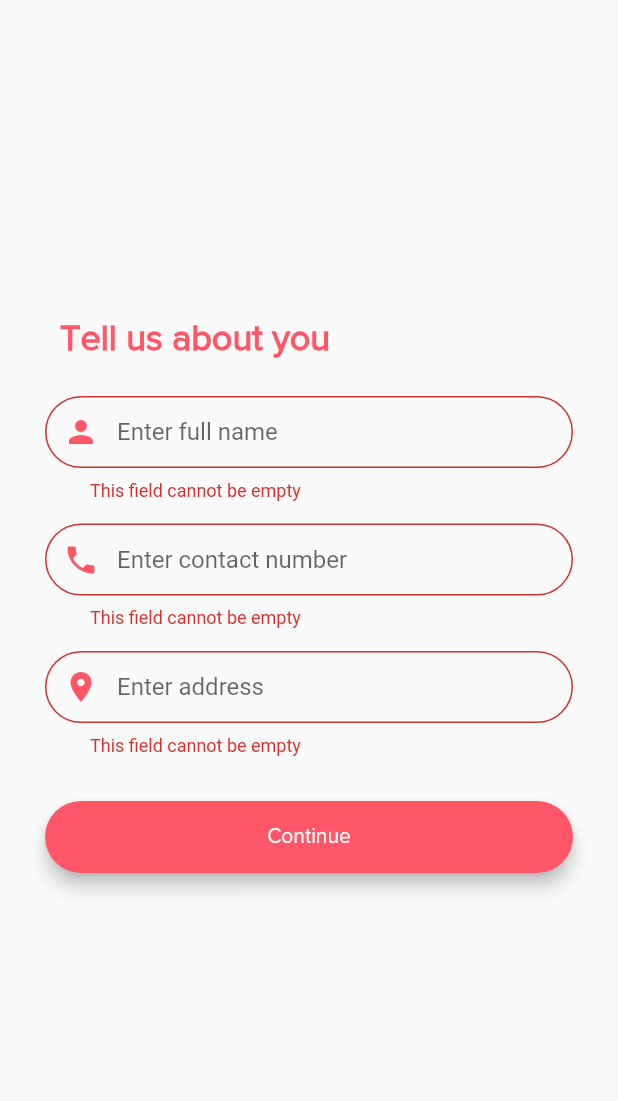
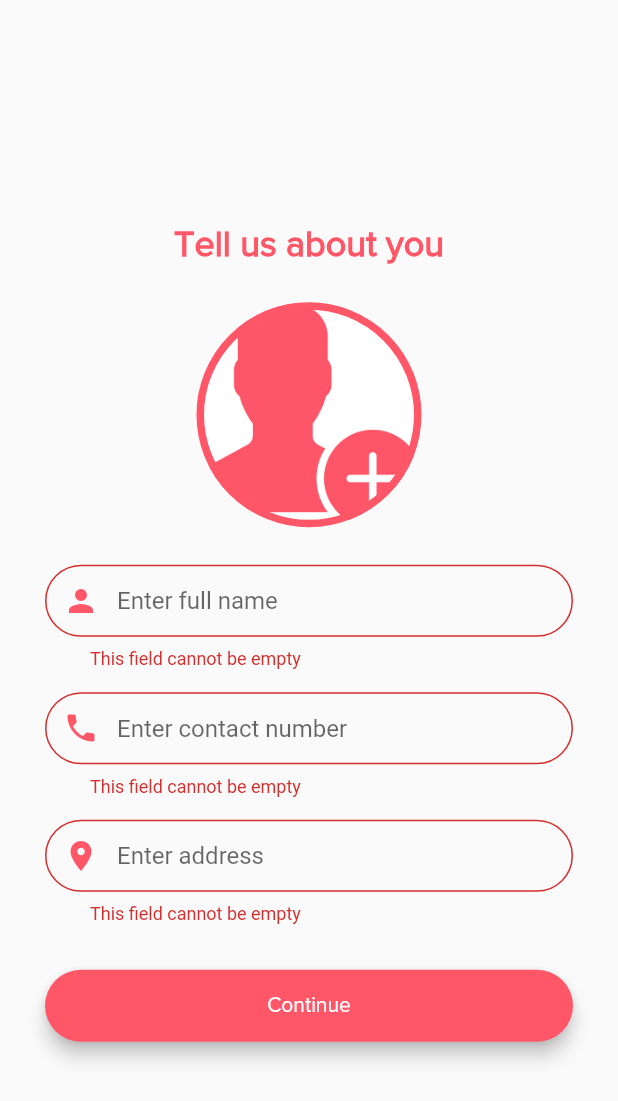
Before and after one commit to harshh3010/ShutterHouse, a Flutter app: the DetailsScreen screen opened by its route, after a tap on "Continue", on a phone screen of 412 x 824 dp. Shown: the top 1101 px of the screen. Run offline on Flutter 3.47's test engine with Material 2 defaults, Android fonts, the phone set to English and light mode, and no system bars; our stand-ins replace cloud_firestore, firebase_auth, firebase_storage, flutter_custom_clippers, geolocator, image_picker and 2 more; accounts and stored records are empty.

```diff
--- a/lib/model/user.dart
+++ b/lib/model/user.dart
@@ -9,14 +9,15 @@ class User{
   double longitude;
   String email;
 
-  User({
-    this.name,
-    this.address,
-    this.latitude,
-    this.longitude,
-    this.phoneNo,
-    this.email,
-  });
+  String dpURL;
+  double rating;
+  int rents;
+  int reviews;
+
+
+  User({this.name, this.address, this.phoneNo, this.latitude,
+      this.longitude, this.email, this.dpURL, this.rating, this.rents,
+      this.reviews});
 
   Map<String,Object> getUserData(){
     return {
@@ -26,6 +27,10 @@ class User{
       'latitude' : this.latitude,
       'longitude' : this.longitude,
       'email' : this.email,
+      'dpUrl' : this.dpURL,
+      'rating' : this.rating,
+      'rents' : this.rents,
+      'reviews' : this.reviews,
     };
   }
 
--- a/lib/navigation_pages/search_page.dart
+++ b/lib/navigation_pages/search_page.dart
@@ -1,7 +1,10 @@
+import 'dart:convert';
+
 import 'package:flutter/material.dart';
 import 'package:shutterhouse/components/best_offer_card.dart';
 import 'package:shutterhouse/components/category_card.dart';
 import 'package:shutterhouse/utilities/constants.dart';
+import 'package:shutterhouse/utilities/user_api.dart';
 
 class SearchPage extends StatefulWidget {
   @override
@@ -9,6 +12,7 @@ class SearchPage extends StatefulWidget {
 }
 
 class _SearchPageState extends State<SearchPage> {
+
   @override
   Widget build(BuildContext context) {
     return Container(
@@ -107,6 +111,7 @@ class _SearchPageState extends State<SearchPage> {
                           child: GestureDetector(
                             onTap: (){
                               //TODO : code
+
                             },
                             child: Icon(
                               Icons.tune,
--- a/lib/screens/details_screen.dart
+++ b/lib/screens/details_screen.dart
@@ -1,7 +1,11 @@
+import 'dart:io';
+
 import 'package:cloud_firestore/cloud_firestore.dart';
 import 'package:firebase_auth/firebase_auth.dart';
+import 'package:firebase_storage/firebase_storage.dart';
 import 'package:flutter/material.dart';
 import 'package:geolocator/geolocator.dart';
+import 'package:image_picker/image_picker.dart';
 import 'package:modal_progress_hud/modal_progress_hud.dart';
 import 'package:shutterhouse/components/alert_box.dart';
 import 'package:shutterhouse/components/rounded_button.dart';
@@ -30,10 +34,32 @@ class _DetailsScreenState extends State<DetailsScreen> {
   bool p = false,n = false,l = false,isEnabled = true,_loading = false;
   Position position;
 
+  File _image;
+  final picker = ImagePicker();
+  String _uploadedFileURL;
+
+  Future chooseFile() async {
+    await ImagePicker.pickImage(source: ImageSource.gallery).then((image) {
+      setState(() {
+        _image = image;
+      });
+    });
+  }
+  Future uploadFile() async {
+    StorageReference storageReference = FirebaseStorage.instance
+        .ref()
+        .child('ProfilePictures/${_currentUser.email}/profilepic');
+    StorageUploadTask uploadTask = storageReference.putFile(_image);
+    await uploadTask.onComplete;
+    print('File Uploaded');
+    storageReference.getDownloadURL().then((fileURL) {
+      setState(() {
+        _uploadedFileURL = fileURL;
+      });
+    });
+  }
+
   void addUserData() async {
-    setState(() {
-      _loading = true;
-    });
 
     User user = User(
       name: _name,
@@ -42,6 +68,10 @@ class _DetailsScreenState extends State<DetailsScreen> {
       email: _currentUser.email,
       latitude: position.latitude,
       longitude: position.longitude,
+      dpURL: _uploadedFileURL,
+      rents: 0,
+      reviews: 0,
+      rating: 0,
     );
 
     await _firestore.collection('Users').document(user.email).setData(user.getUserData()).then((value){
@@ -52,14 +82,14 @@ class _DetailsScreenState extends State<DetailsScreen> {
       userApi.phoneNo = user.phoneNo;
       userApi.latitude = user.latitude;
       userApi.longitude = user.longitude;
+      userApi.dpURL = user.dpURL;
+      userApi.rents = user.rents;
+      userApi.reviews = user.reviews;
+      userApi.rating = user.rating;
 
       Navigator.pushNamed(context, HomeScreen.id);
     }).catchError((error){
       AlertBox().showErrorBox(context, error.message);
-    });
-
-    setState(() {
-      _loading = false;
     });
   }
 
@@ -203,10 +233,14 @@ class _DetailsScreenState extends State<DetailsScreen> {
           valueColor: new AlwaysStoppedAnimation<Color>(kColorRed),
         ),
         child: Scaffold(
-          body: Column(
+          body: Center(
+            child: SingleChildScrollView(
+              child: Column(
                 mainAxisAlignment: MainAxisAlignment.center,
-            crossAxisAlignment: CrossAxisAlignment.stretch,
                 children: <Widget>[
+                  SizedBox(
+                    height: 50.0,
+                  ),
                   Padding(
                     padding: const EdgeInsets.symmetric(vertical: 0,horizontal: 40.0),
                     child: Text(
@@ -216,6 +250,32 @@ class _DetailsScreenState extends State<DetailsScreen> {
                         fontSize: 24,
                         color: kColorRed,
                         fontWeight: FontWeight.bold,
+                      ),
+                    ),
+                  ),
+                  SizedBox(
+                    height: 25.0,
+                  ),
+                  GestureDetector(
+                    onTap: (){
+                     chooseFile();
+                    },
+                    child: Container(
+                      width: 150,
+                      height: 150,
+                      decoration: BoxDecoration(
+                        color: Colors.white,
+                        shape: BoxShape.circle,
+                        image: DecorationImage(
+                          image: _image == null
+                              ? AssetImage('images/add-user.png',)
+                              : FileImage(_image),
+                          fit: BoxFit.cover,
+                        ),
+                        border: new Border.all(
+                          width: 5.0,
+                          color: kColorRed,
+                        ),
                       ),
                     ),
                   ),
@@ -260,9 +320,22 @@ class _DetailsScreenState extends State<DetailsScreen> {
                   ),
                   Padding(
                     padding: const EdgeInsets.all(30.0),
+                    child: Container(
+                      width: double.infinity,
                       child: RoundedButton(
                         color: kColorRed,
-                  onPressed: (){
+                        onPressed: () async {
+
+                          setState(() {
+                            _loading = true;
+                          });
+
+                          if(_image != null){
+                            await uploadFile();
+                          }else{
+                            _uploadedFileURL = 'gs://shutter-house-59213.appspot.com/avatar.png';
+                          }
+
                           if(_phoneNo != null && _name != null && _address != ""){
                             registerUser(_phoneNo, context);
                           }else{
@@ -279,11 +352,18 @@ class _DetailsScreenState extends State<DetailsScreen> {
                                 l = true;
                               });
                           }
+
+                          setState(() {
+                            _loading = false;
+                          });
                         },
                         text: 'Continue',
                       ),
                     ),
+                  ),
                 ],
+              ),
+            ),
           ),
         ),
       ),
--- a/lib/screens/login_screen.dart
+++ b/lib/screens/login_screen.dart
@@ -47,6 +47,10 @@ class _LoginScreenState extends State<LoginScreen> {
       userApi.phoneNo = snapShot.data['phoneNo'];
       userApi.latitude = snapShot.data['latitude'];
       userApi.longitude = snapShot.data['longitude'];
+      userApi.dpURL = snapShot.data['dpURL'];
+      userApi.rents = snapShot.data['rents'];
+      userApi.reviews = snapShot.data['reviews'];
+      userApi.rating = snapShot.data['rating'];
       Navigator.pushReplacementNamed(context, HomeScreen.id);
     }
 
--- a/lib/screens/splash_screen.dart
+++ b/lib/screens/splash_screen.dart
@@ -39,6 +39,10 @@ class _SplashScreenState extends State<SplashScreen> {
       userApi.phoneNo = snapShot.data['phoneNo'];
       userApi.latitude = snapShot.data['latitude'];
       userApi.longitude = snapShot.data['longitude'];
+      userApi.dpURL = snapShot.data['dpURL'];
+      userApi.rents = snapShot.data['rents'];
+      userApi.reviews = snapShot.data['reviews'];
+      userApi.rating = snapShot.data['rating'];
       Navigator.pushReplacementNamed(context, HomeScreen.id);
     }
   }
--- a/lib/utilities/user_api.dart
+++ b/lib/utilities/user_api.dart
@@ -11,6 +11,11 @@ class UserApi {
   double _latitude;
   double _longitude;
   String _email;
+
+  String _dpURL;
+  double _rating;
+  int _rents;
+  int _reviews;
 
   String get name => _name;
 
@@ -48,5 +53,29 @@ class UserApi {
     _address = value;
   }
 
+  int get reviews => _reviews;
+
+  set reviews(int value) {
+    _reviews = value;
+  }
+
+  int get rents => _rents;
+
+  set rents(int value) {
+    _rents = value;
+  }
+
+  double get rating => _rating;
+
+  set rating(double value) {
+    _rating = value;
+  }
+
+  String get dpURL => _dpURL;
+
+  set dpURL(String value) {
+    _dpURL = value;
+  }
+
 
 }
--- a/pubspec.yaml
+++ b/pubspec.yaml
@@ -19,6 +19,8 @@ dependencies:
   modal_progress_hud: ^0.1.3
   geocoder: ^0.2.1
   geolocator: ^5.3.2+2
+  firebase_storage: ^3.1.6
+  image_picker: ^0.6.7+4
 
 dev_dependencies:
   flutter_test:
@@ -28,7 +30,7 @@ flutter:
 
   uses-material-design: true
   assets:
-    - images/welcomebg.jpg
+    - images/
 
 
   fonts:
```
Also changed, not shown: lib/navigation_pages/profile_page.dart (+11 -6 lines), images/add-user.png (added), pubspec.lock, 4 other files. Lines whose indentation alone changed are shown as unchanged.
